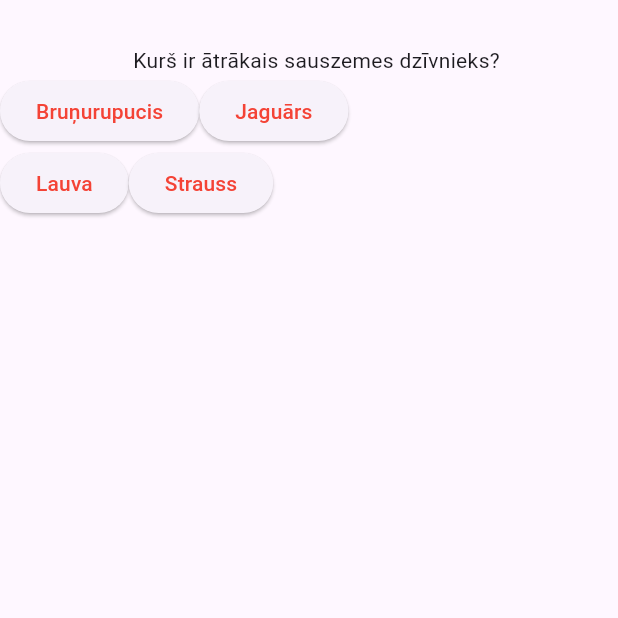
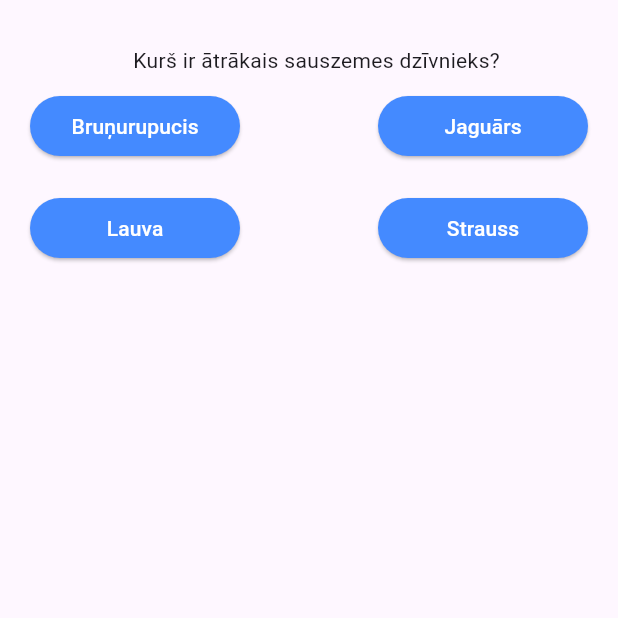
Before and after one commit to oakw/raccoons_cc_flutter_quiz_app, a Flutter app: the screen it shows after launch, on a phone screen of 412 x 824 dp, the top half of it. Run offline on Flutter 3.47's test engine with Material 3 defaults, Android fonts, the phone set to English and light mode, and no system bars.

Commit message:
Layout improvements

```diff
--- a/lib/main.dart
+++ b/lib/main.dart
@@ -17,18 +17,28 @@ class MainApp extends StatelessWidget {
               padding: EdgeInsets.only(top: 30, left: 10),
               child: Text("Kurš ir ātrākais sauszemes dzīvnieks?"),
             ),
-            Row(
+            // Pirmā rinda ar atbilžu variantiem
+            Padding(
+              padding: EdgeInsets.symmetric(vertical: 10, horizontal: 20),
+              child: Row(
+                mainAxisAlignment: MainAxisAlignment.spaceBetween,
                 children: [
                   Option(text: "Bruņurupucis", isCorrect: false),
                   Option(text: "Jaguārs", isCorrect: true),
                 ],
               ),
-            Row(
+            ),
+            // Otrā rinda ar atbilžu variantiem
+            Padding(
+              padding: EdgeInsets.symmetric(vertical: 10, horizontal: 20),
+              child: Row(
+                mainAxisAlignment: MainAxisAlignment.spaceBetween,
                 children: [
                   Option(text: "Lauva", isCorrect: false),
                   Option(text: "Strauss", isCorrect: false),
                 ],
-            )
+              ),
+            ),
           ],
         ),
       ),
@@ -48,6 +58,10 @@ class Option extends StatelessWidget {
   @override
   Widget build(context) {
     return ElevatedButton(
+      style: ElevatedButton.styleFrom(
+        backgroundColor: Colors.blueAccent,
+        fixedSize: const Size.fromWidth(140),
+      ),
       onPressed: () {
         if (isCorrect) {
           showDialog(
@@ -65,7 +79,7 @@ class Option extends StatelessWidget {
       },
       child: Text(
         text,
-        style: const TextStyle(color: Colors.red),
+        style: const TextStyle(color: Colors.white),
       ),
     );
   }
```
Lines whose indentation alone changed are shown as unchanged.
